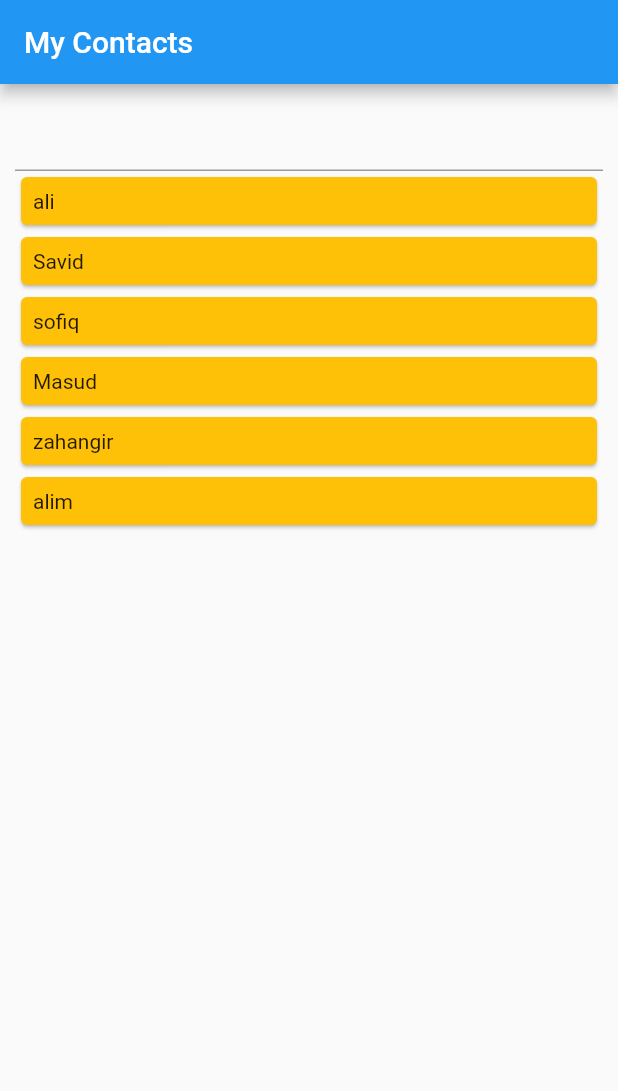
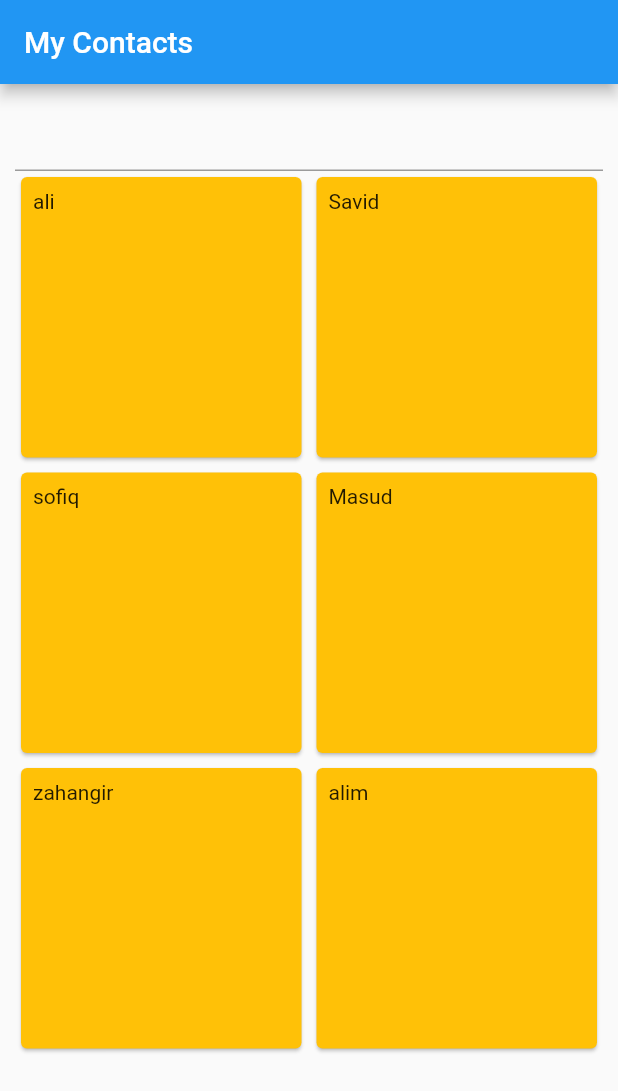
Before and after one commit to ZahangirAlamJP/10, a Flutter app: the screen it shows after launch, on a phone screen of 412 x 824 dp. Shown: the top 1091 px of the screen. Run offline on Flutter 3.47's test engine with Material 2 defaults, Android fonts, the phone set to English and light mode, and no system bars.

Commit message:
My Contact List & GridView.builder

```diff
--- a/lib/main.dart
+++ b/lib/main.dart
@@ -49,8 +49,13 @@ class _MyAppState extends State<MyApp> {
               ),
               // Note : symbols  // BuiltContest < c // Index < i ///
               Expanded(
-                child: ListView.builder(
+                child: GridView.builder(
                     itemCount: names.length,
+                    gridDelegate: SliverGridDelegateWithFixedCrossAxisCount(
+                      crossAxisCount: 2,
+                      mainAxisSpacing: 2,
+                      crossAxisSpacing: 2,
+                    ),
                     physics: BouncingScrollPhysics(),
                     itemBuilder: (c, i) {
                       return Card(
```
